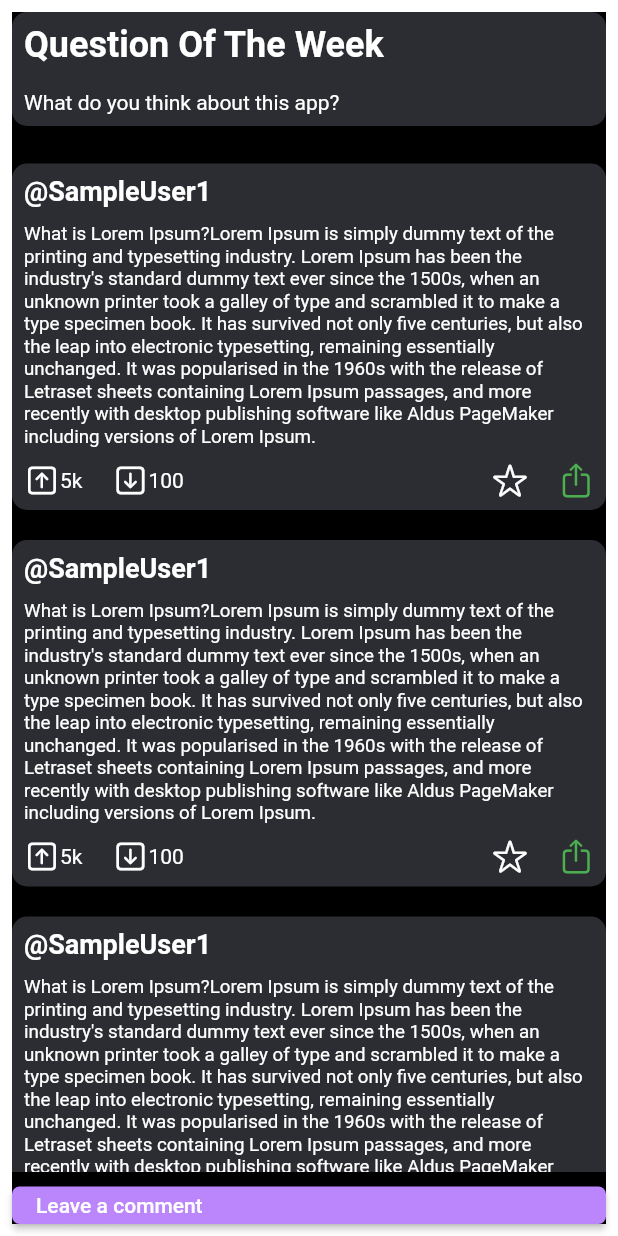
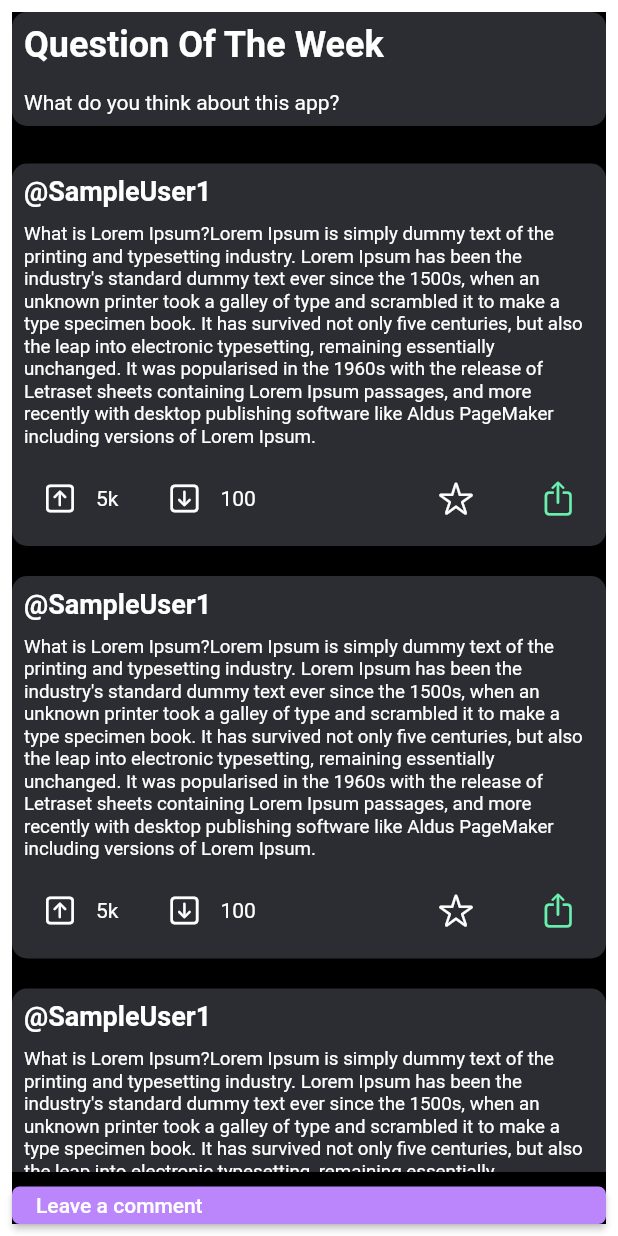
Before and after one commit to armagangok/think_it_up_app, a Flutter app: the screen it shows after launch, on a phone screen of 412 x 824 dp. Run offline on Flutter 3.47's test engine with Material 2 defaults, Android fonts, the phone set to English and light mode, and no system bars; our stand-ins replace get_it.

Commit message:
CustomIconButton implemented

```diff
--- a/lib/app/core/components/common/widgets/buttons.dart
+++ b/lib/app/core/components/common/widgets/buttons.dart
@@ -1,14 +1,12 @@
 import 'package:flutter/material.dart';
 
 class CustomIconButton extends StatelessWidget {
-  final Icon? icon;
-  final Widget? viewName;
+  final Icon icon;
   final Function? onPressed;
 
   const CustomIconButton({
     Key? key,
-    this.icon,
-    this.viewName,
+    required this.icon,
     this.onPressed,
   }) : super(key: key);
 
@@ -16,7 +14,7 @@ class CustomIconButton extends StatelessWidget {
   Widget build(BuildContext context) {
     return IconButton(
       onPressed: () => onPressed!(),
-      icon: icon!,
+      icon: icon,
     );
   }
 }
@@ -59,7 +57,8 @@ class CustomElevatedButton extends StatelessWidget {
             text,
             style: TextStyle(fontSize: fontSize),
           ),
-          )),
+        ),
+      ),
     );
   }
 }
--- a/lib/app/views/dashboard/components/stacks/comment_widget.dart
+++ b/lib/app/views/dashboard/components/stacks/comment_widget.dart
@@ -1,6 +1,7 @@
 import 'package:flutter/cupertino.dart';
 import 'package:flutter/material.dart';
 import 'package:think_it_up_app/app/core/components/common/alignment/alignment.dart';
+import 'package:think_it_up_app/app/core/components/common/widgets/buttons.dart';
 
 class CommentWidget extends StatelessWidget {
   const CommentWidget({Key? key}) : super(key: key);
@@ -48,28 +49,40 @@ class IconButtonStack extends StatelessWidget {
           mainAxisAlignment: MainAxisAlignment.spaceBetween,
           children: [
             Row(
-              children: const [
-                Icon(CupertinoIcons.arrow_up_square),
-                Text("5k"),
+              children: [
+                CustomIconButton(
+                  icon: const Icon(CupertinoIcons.arrow_up_square),
+                  onPressed: () => {},
+                ),
+                const Text("5k"),
               ],
             ),
             const SizedBox20W(),
             Row(
-              children: const [
-                Icon(CupertinoIcons.arrow_down_square),
-                Text("100"),
+              children: [
+                CustomIconButton(
+                  icon: const Icon(CupertinoIcons.arrow_down_square),
+                  onPressed: () => {},
+                ),
+                const Text("100"),
               ],
             ),
           ],
         ),
         Row(
           mainAxisAlignment: MainAxisAlignment.spaceAround,
-          children: const [
-            Icon(CupertinoIcons.star),
-            SizedBox20W(),
-            Icon(
-              CupertinoIcons.share,
-              color: Colors.green,
+          children: [
+            CustomIconButton(
+              icon: const Icon(CupertinoIcons.star),
+              onPressed: () => {},
+            ),
+            const SizedBox20W(),
+            CustomIconButton(
+              icon: const Icon(
+                CupertinoIcons.share,
+                color: Colors.greenAccent,
+              ),
+              onPressed: () => {},
             ),
           ],
         ),
--- a/lib/app/views/home/homeview.dart
+++ b/lib/app/views/home/homeview.dart
@@ -13,7 +13,10 @@ class HomeView extends StatelessWidget {
       body: Column(
         mainAxisAlignment: MainAxisAlignment.center,
         children: [
-          Row(mainAxisAlignment: MainAxisAlignment.center, children: []),
+          Row(
+            mainAxisAlignment: MainAxisAlignment.center,
+            children: const [],
+          ),
           const Text("Body Text"),
           ElevatedButton(
             onPressed: () {},
```
Lines whose indentation alone changed are shown as unchanged.
